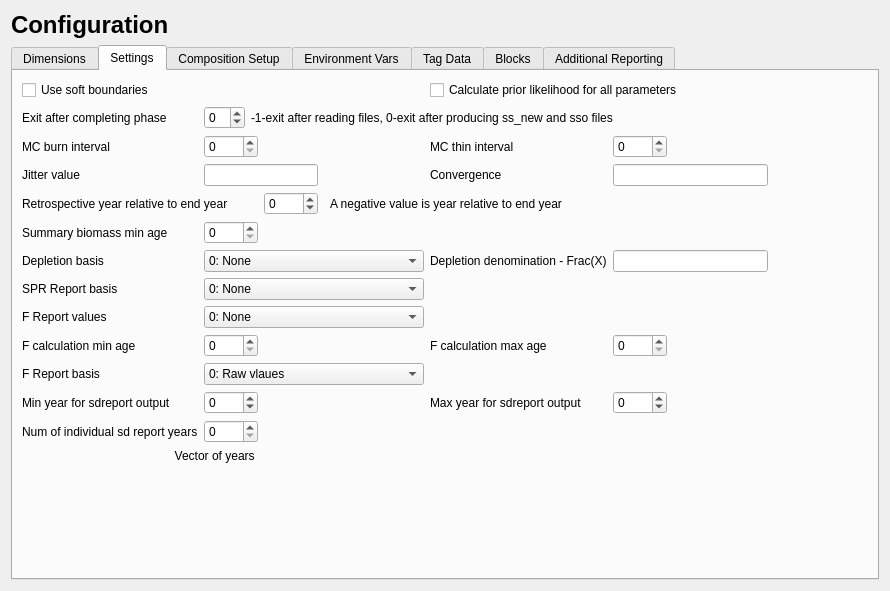
Old version of the form src/data_widget.ui in the repository nmfs-ost/ss3-ssi.
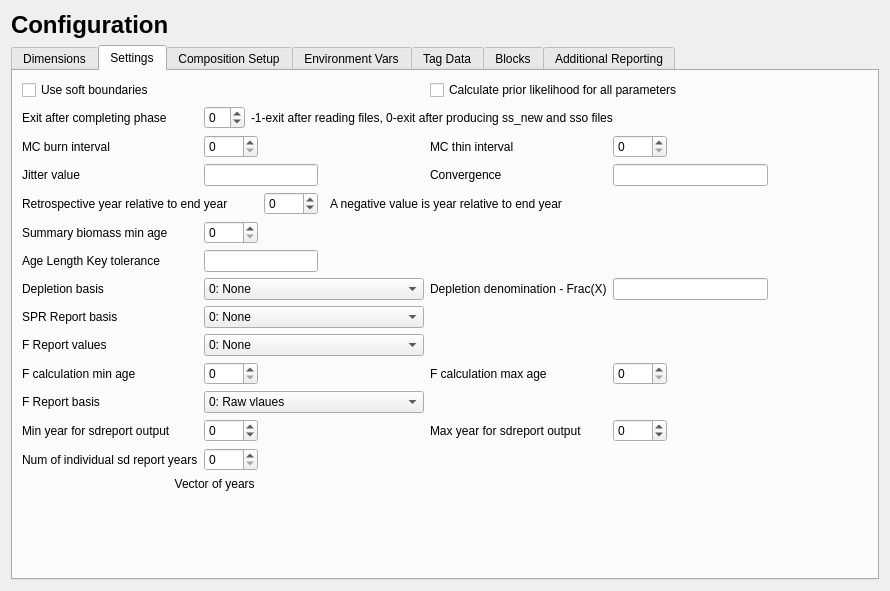
New version of the form. The open tabs and pages were chosen to show the change. Icons and pictures are not drawn.

What changed in the file:
```diff
--- a/src/data_widget.ui
+++ b/src/data_widget.ui
@@ -445,7 +445,7 @@
          <item row="4" column="6" colspan="2">
           <widget class="QLineEdit" name="lineEdit_convergence"/>
          </item>
-         <item row="12" column="1">
+         <item row="13" column="1">
           <widget class="QSpinBox" name="spinBox_sdrpt_min_yr">
            <property name="minimum">
             <number>-5</number>
@@ -462,7 +462,7 @@
            </property>
           </widget>
          </item>
-         <item row="10" column="5">
+         <item row="11" column="5">
           <widget class="QLabel" name="label_f_max_age">
            <property name="text">
             <string>F calculation max age</string>
@@ -476,17 +476,17 @@
            </property>
           </widget>
          </item>
-         <item row="7" column="0">
+         <item row="8" column="0">
           <widget class="QLabel" name="label_f_dep">
            <property name="text">
             <string>Depletion basis</string>
            </property>
           </widget>
          </item>
-         <item row="13" column="1">
+         <item row="14" column="1">
           <widget class="QSpinBox" name="spinBox_num_std_yrs"/>
          </item>
-         <item row="7" column="1" colspan="4">
+         <item row="8" column="1" colspan="4">
           <widget class="QComboBox" name="comboBox_f_dep">
            <item>
             <property name="text">
@@ -510,24 +510,24 @@
            </item>
           </widget>
          </item>
-         <item row="9" column="0">
+         <item row="10" column="0">
           <widget class="QLabel" name="label_f_rpt_units">
            <property name="text">
             <string>F Report values</string>
            </property>
           </widget>
          </item>
-         <item row="10" column="0">
+         <item row="11" column="0">
           <widget class="QLabel" name="label_f_min_age">
            <property name="text">
             <string>F calculation min age</string>
            </property>
           </widget>
          </item>
-         <item row="7" column="6" colspan="2">
+         <item row="8" column="6" colspan="2">
           <widget class="QLineEdit" name="lineEdit_dep_denom"/>
          </item>
-         <item row="11" column="1" colspan="4">
+         <item row="12" column="1" colspan="4">
           <widget class="QComboBox" name="comboBox_f_report_basis">
            <item>
             <property name="text">
@@ -551,10 +551,10 @@
            </item>
           </widget>
          </item>
-         <item row="10" column="6">
+         <item row="11" column="6">
           <widget class="QSpinBox" name="spinBox_f_max_age"/>
          </item>
-         <item row="8" column="1" colspan="4">
+         <item row="9" column="1" colspan="4">
           <widget class="QComboBox" name="comboBox_spr_basis">
            <item>
             <property name="text">
@@ -590,14 +590,14 @@
            </property>
           </widget>
          </item>
-         <item row="12" column="0">
+         <item row="13" column="0">
           <widget class="QLabel" name="label_sdrpt_min_yr">
            <property name="text">
             <string>Min year for sdreport output</string>
            </property>
           </widget>
          </item>
-         <item row="11" column="0">
+         <item row="12" column="0">
           <widget class="QLabel" name="label_f_report_basis">
            <property name="text">
             <string>F Report basis</string>
@@ -637,7 +637,7 @@
            </property>
           </widget>
          </item>
-         <item row="14" column="0" colspan="2">
+         <item row="15" column="0" colspan="2">
           <widget class="QLabel" name="label_std_yrs">
            <property name="text">
             <string>Vector of years </string>
@@ -647,7 +647,7 @@
            </property>
           </widget>
          </item>
-         <item row="12" column="6">
+         <item row="13" column="6">
           <widget class="QSpinBox" name="spinBox_sdrpt_max_yr">
            <property name="minimum">
             <number>-10</number>
@@ -657,7 +657,7 @@
            </property>
           </widget>
          </item>
-         <item row="7" column="5">
+         <item row="8" column="5">
           <widget class="QLabel" name="label_f_dep_denom">
            <property name="text">
             <string>Depletion denomination - Frac(X)</string>
@@ -684,21 +684,21 @@
            </property>
           </widget>
          </item>
-         <item row="12" column="5">
+         <item row="13" column="5">
           <widget class="QLabel" name="label_sdrpt_max_yr">
            <property name="text">
             <string>Max year for sdreport output</string>
            </property>
           </widget>
          </item>
-         <item row="8" column="0">
+         <item row="9" column="0">
           <widget class="QLabel" name="label_spr_basis">
            <property name="text">
             <string>SPR Report basis</string>
            </property>
           </widget>
          </item>
-         <item row="10" column="1">
+         <item row="11" column="1">
           <widget class="QSpinBox" name="spinBox_f_min_age"/>
          </item>
          <item row="6" column="1">
@@ -752,7 +752,7 @@
            </item>
           </layout>
          </item>
-         <item row="13" column="0">
+         <item row="14" column="0">
           <widget class="QLabel" name="label_num_std_yrs">
            <property name="text">
             <string>Num of individual sd report years</string>
@@ -773,7 +773,7 @@
            </property>
           </widget>
          </item>
-         <item row="9" column="1" colspan="4">
+         <item row="10" column="1" colspan="4">
           <widget class="QComboBox" name="comboBox_f_rpt_units">
            <item>
             <property name="text">
@@ -844,9 +844,19 @@
            </property>
           </widget>
          </item>
-         <item row="14" column="2" colspan="7">
+         <item row="15" column="2" colspan="7">
           <layout class="QHBoxLayout" name="horizontalLayout_sdYears"/>
          </item>
+         <item row="7" column="0">
+          <widget class="QLabel" name="label_alktol">
+           <property name="text">
+            <string>Age Length Key tolerance</string>
+           </property>
+          </widget>
+         </item>
+         <item row="7" column="1" colspan="2">
+          <widget class="QLineEdit" name="lineEdit_alktol"/>
+         </item>
         </layout>
        </item>
        <item>
```
Left out of the diff: 2 changed lines with no effect on the pictures.
